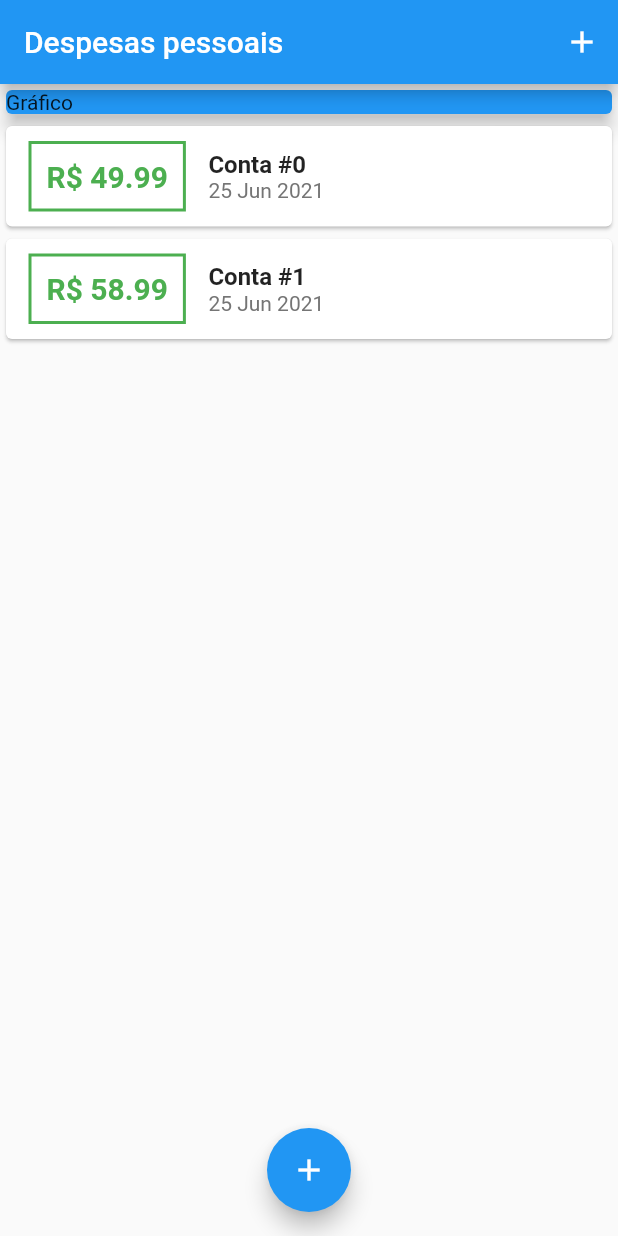
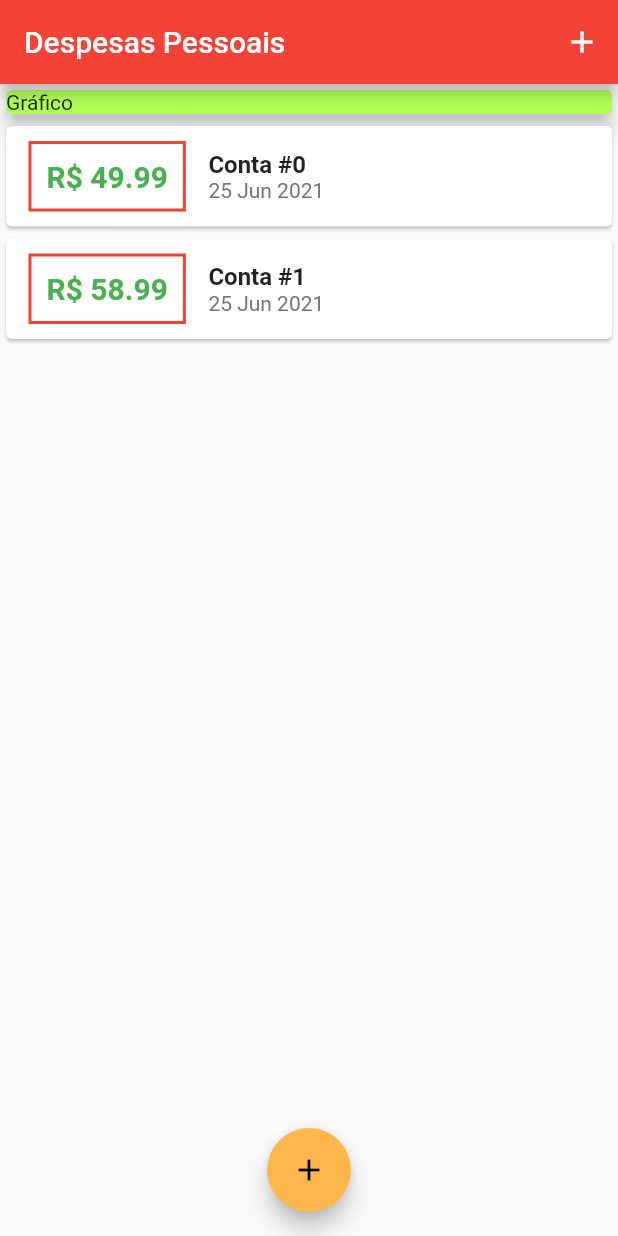
Before and after one commit to Daniel-Fonseca-da-Silva/Project-Expenses-Week, a Flutter app: the screen it shows after launch, on a phone screen of 412 x 824 dp. Run offline on Flutter 3.47's test engine with Material 2 defaults, Android fonts, the phone set to English and light mode, and no system bars.

Commit message:
Added the default colors for theme

```diff
--- a/lib/components/transaction_list.dart
+++ b/lib/components/transaction_list.dart
@@ -26,7 +26,7 @@ class TransactionList extends StatelessWidget {
                   margin: EdgeInsets.symmetric(horizontal: 15, vertical: 10),
                   decoration: BoxDecoration(
                       border: Border.all(
-                    color: Colors.green,
+                    color: Theme.of(context).primaryColor,
                     width: 2,
                   )),
                   padding: EdgeInsets.all(10),
@@ -35,7 +35,8 @@ class TransactionList extends StatelessWidget {
                     style: TextStyle(
                         fontWeight: FontWeight.bold,
                         fontSize: 20,
-                        color: Colors.green),
+                        color: Colors.green
+                        ),
                   ),
                 ),
                 Column(
--- a/lib/main.dart
+++ b/lib/main.dart
@@ -10,7 +10,13 @@ main() => runApp(new ExpensesApp());
 class ExpensesApp extends StatelessWidget {
   @override
   Widget build(BuildContext context) {
-    return MaterialApp(home: MyHomePage());
+    return MaterialApp(
+      home: MyHomePage(),
+      theme: ThemeData(
+        primarySwatch: Colors.red,
+        accentColor: Colors.orange[300]
+      )
+      );
   }
 }
 
@@ -57,7 +63,7 @@ class _MyHomePageState extends State<MyHomePage> {
   Widget build(BuildContext context) {
     return Scaffold(
       appBar: AppBar(
-        title: Text('Despesas pessoais'),
+        title: Text('Despesas Pessoais'),
         actions: [
           IconButton(
             icon: Icon(Icons.add),
@@ -71,7 +77,7 @@ class _MyHomePageState extends State<MyHomePage> {
           children: [
             Container(
                 child: Card(
-              color: Colors.blue,
+              color: Colors.lightGreenAccent,
               child: Text('Gráfico'),
               elevation: 5,
             )),
```
